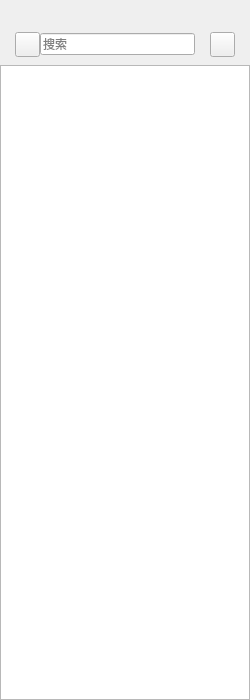
The window that ui_components/forms/chatpanewidget.ui (ASUJY/WeLink) describes before a commit, drawn with Qt 5.
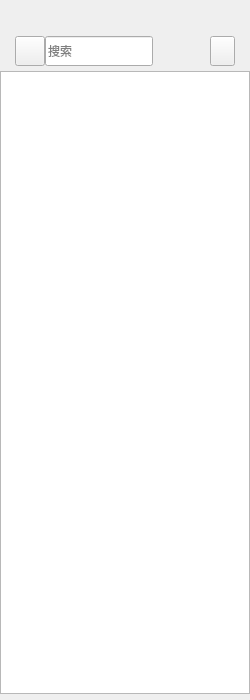
The same window after the commit. Icons and pictures are not drawn.

Commit message: feat:优化聊天列表的UI界面效果

What changed in the file:
```diff
--- a/ui_components/forms/chatpanewidget.ui
+++ b/ui_components/forms/chatpanewidget.ui
@@ -36,13 +36,13 @@
     <number>0</number>
    </property>
    <property name="topMargin">
-    <number>0</number>
+    <number>6</number>
    </property>
    <property name="rightMargin">
     <number>0</number>
    </property>
    <property name="bottomMargin">
-    <number>0</number>
+    <number>6</number>
    </property>
    <property name="spacing">
     <number>0</number>
@@ -77,7 +77,7 @@
        <height>40</height>
       </size>
      </property>
-     <layout class="QGridLayout" name="gridLayout_2">
+     <layout class="QHBoxLayout" name="horizontalLayout_2">
       <property name="leftMargin">
        <number>15</number>
       </property>
@@ -90,27 +90,24 @@
       <property name="bottomMargin">
        <number>0</number>
       </property>
-      <property name="horizontalSpacing">
-       <number>15</number>
-      </property>
-      <property name="verticalSpacing">
-       <number>0</number>
-      </property>
-      <item row="0" column="0">
+      <item>
        <widget class="QWidget" name="searchWidget" native="true">
         <property name="minimumSize">
          <size>
           <width>0</width>
-          <height>25</height>
+          <height>30</height>
          </size>
         </property>
         <property name="maximumSize">
          <size>
           <width>16777215</width>
-          <height>25</height>
+          <height>30</height>
          </size>
         </property>
-        <layout class="QGridLayout" name="gridLayout_4">
+        <layout class="QHBoxLayout" name="horizontalLayout">
+         <property name="spacing">
+          <number>0</number>
+         </property>
          <property name="leftMargin">
           <number>0</number>
          </property>
@@ -123,15 +120,12 @@
          <property name="bottomMargin">
           <number>0</number>
          </property>
-         <property name="spacing">
-          <number>0</number>
-         </property>
-         <item row="0" column="0" rowspan="2" colspan="2">
+         <item>
           <widget class="QPushButton" name="btnSearch">
            <property name="maximumSize">
             <size>
-             <width>25</width>
-             <height>25</height>
+             <width>30</width>
+             <height>30</height>
             </size>
            </property>
            <property name="focusPolicy">
@@ -152,7 +146,7 @@
            </property>
           </widget>
          </item>
-         <item row="0" column="2" rowspan="2">
+         <item>
           <widget class="QLineEdit" name="leditSearch">
            <property name="sizePolicy">
             <sizepolicy hsizetype="Expanding" vsizetype="Fixed">
@@ -169,7 +163,7 @@
            <property name="maximumSize">
             <size>
              <width>16777215</width>
-             <height>16777215</height>
+             <height>30</height>
             </size>
            </property>
            <property name="placeholderText">
@@ -177,11 +171,24 @@
            </property>
           </widget>
          </item>
-        </layout>
-       </widget>
-      </item>
-      <item row="0" column="1">
+         <item>
+          <spacer name="horizontalSpacer">
+           <property name="orientation">
+            <enum>Qt::Orientation::Horizontal</enum>
+           </property>
+           <property name="sizeHint" stdset="0">
+            <size>
+             <width>5</width>
+             <height>30</height>
+            </size>
+           </property>
+          </spacer>
+         </item>
+         <item>
        <widget class="QToolButton" name="btnPlus">
+           <property name="enabled">
+            <bool>true</bool>
+           </property>
         <property name="minimumSize">
          <size>
           <width>25</width>
@@ -190,8 +197,8 @@
         </property>
         <property name="maximumSize">
          <size>
-          <width>25</width>
-          <height>25</height>
+             <width>30</width>
+             <height>30</height>
          </size>
         </property>
         <property name="focusPolicy">
@@ -204,6 +211,9 @@
          <iconset resource="../../app/resource.qrc">
           <normaloff>:/resource/icon/menu/plus.svg</normaloff>:/resource/icon/menu/plus.svg</iconset>
         </property>
+          </widget>
+         </item>
+        </layout>
        </widget>
       </item>
      </layout>
```
Lines whose indentation alone changed are shown as unchanged. The commit also changes 1 other file.
